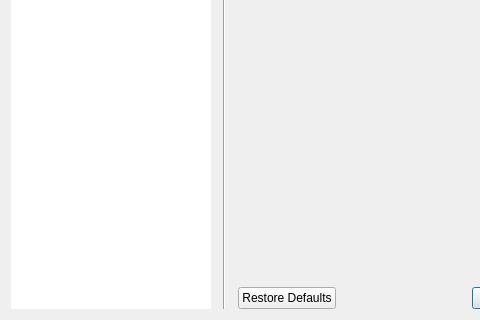
The window that ui_files/backend_configuration.ui (VoxelCubes/DeepQt) describes before a commit, drawn with Qt 5; both pictures show x 0 to 480 and y 200 to 520 of the 649 by 520 pixel window.
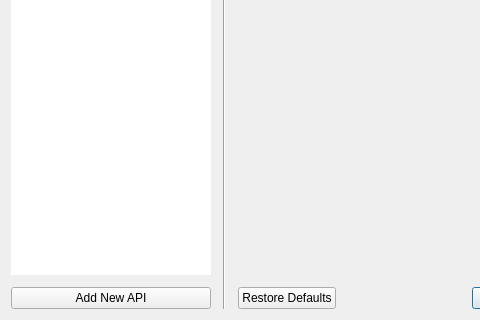
The same window after the commit. Icons and pictures are not drawn. Custom widgets are drawn as their Qt base class.

Commit message: begin decoupling backend profiles from backend types

What changed in the file:
```diff
--- a/ui_files/backend_configuration.ui
+++ b/ui_files/backend_configuration.ui
@@ -18,6 +18,8 @@
     <number>12</number>
    </property>
    <item>
+    <layout class="QVBoxLayout" name="verticalLayout_2">
+     <item>
     <widget class="CListWidget" name="listWidget_backends">
      <property name="sizePolicy">
       <sizepolicy hsizetype="Fixed" vsizetype="Expanding">
@@ -61,6 +63,18 @@
     </widget>
    </item>
    <item>
+      <widget class="QPushButton" name="pushButton_new_backend">
+       <property name="text">
+        <string>Add New API</string>
+       </property>
+       <property name="icon">
+        <iconset theme="list-add"/>
+       </property>
+      </widget>
+     </item>
+    </layout>
+   </item>
+   <item>
     <widget class="Line" name="line">
      <property name="orientation">
       <enum>Qt::Vertical</enum>
```
Left out of the diff: 4 changed lines with no effect on the pictures. Lines whose indentation alone changed are shown as unchanged. The commit also changes 8 other files.
